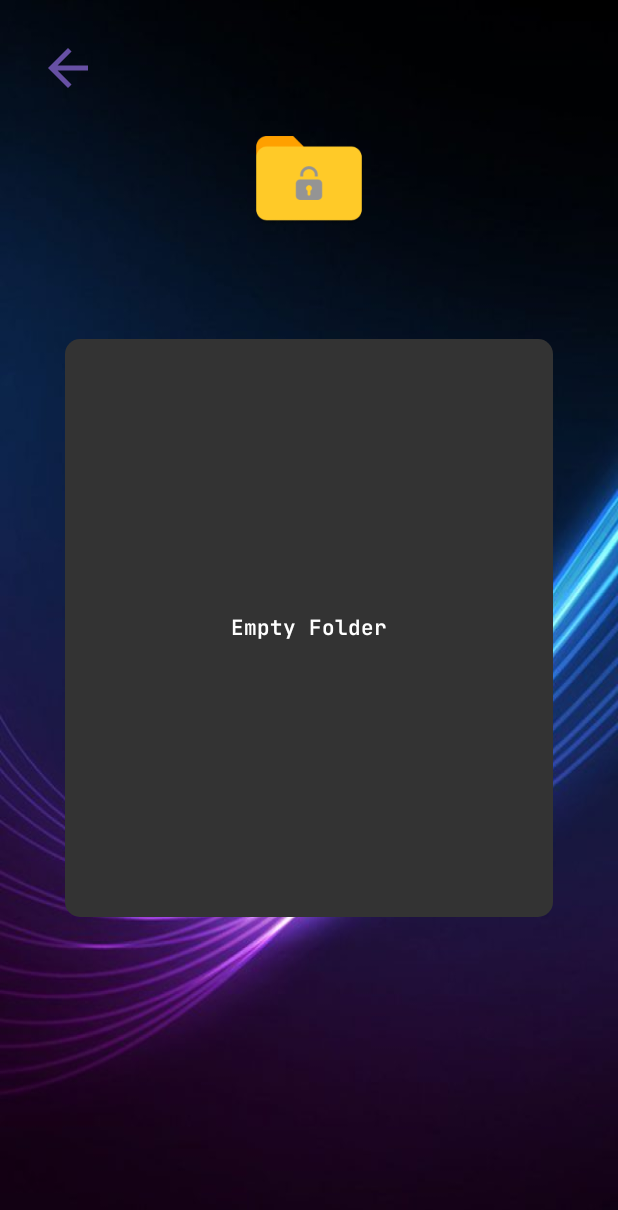
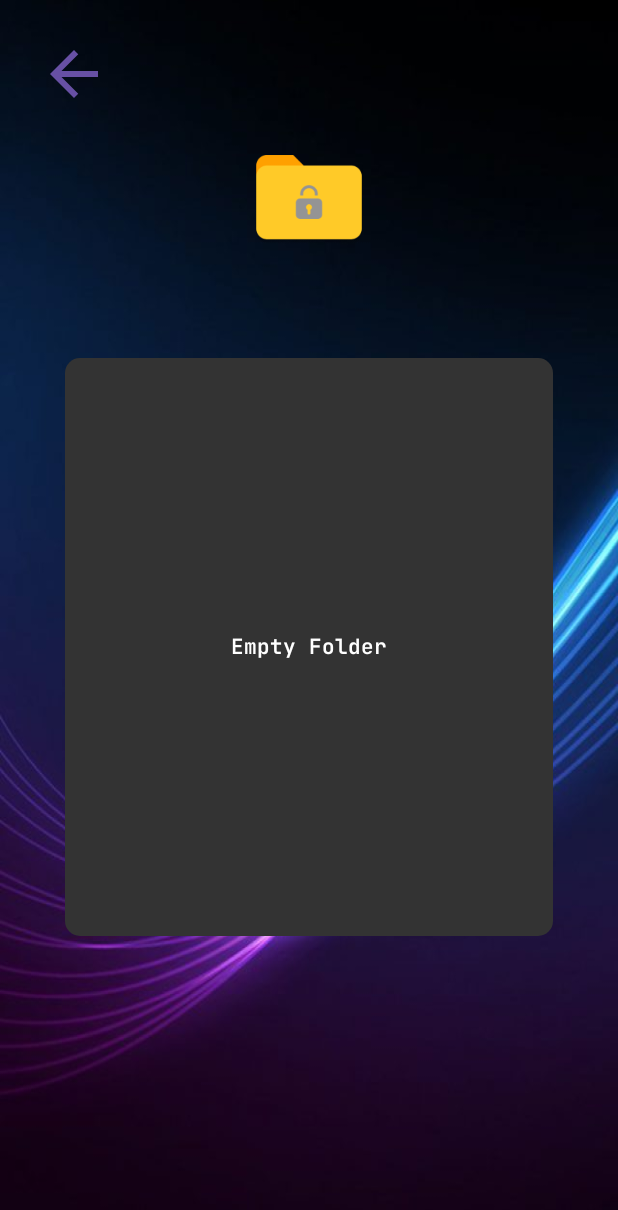
Before and after one commit to JPedro759/SafeHide, an Android app: the SecureFolderActivity screen opened directly, with no data from a screen before it, on a phone screen of 412 x 824 dp. Shown: the top 1210 px of the screen. Run offline under Robolectric (Android 15) with nearby library versions, the phone set to English and light mode, and no system bars.

Commit message:
Button back

```diff
--- a/app/src/main/res/layout/activity_securefolder.xml
+++ b/app/src/main/res/layout/activity_securefolder.xml
@@ -9,8 +9,8 @@
 
     <Button
         android:id="@+id/buttonback"
-        android:layout_width="40dp"
-        android:layout_height="40dp"
+        android:layout_width="48dp"
+        android:layout_height="48dp"
         android:layout_marginLeft="25dp"
         android:layout_marginTop="25dp"
         android:background="@drawable/arrowback"/>
@@ -19,7 +19,7 @@
         android:layout_width="match_parent"
         android:layout_height="60dp"
         app:srcCompat="@drawable/folder"
-        android:layout_marginTop="25dp"
+        android:layout_marginTop="30dp"
         />
 
     <FrameLayout
```
